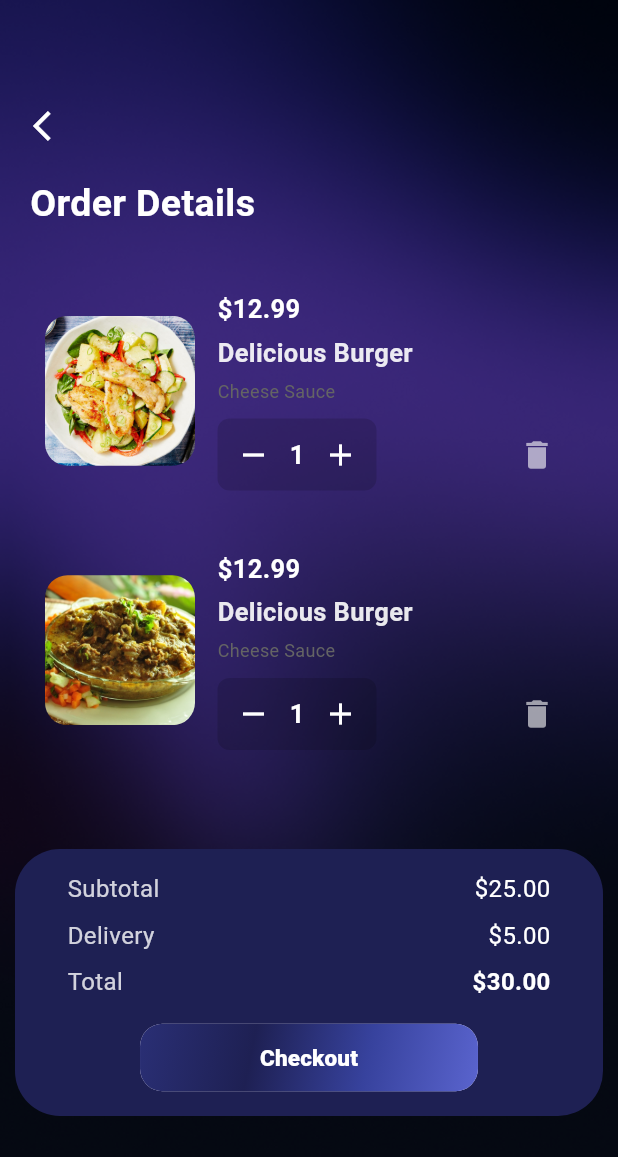
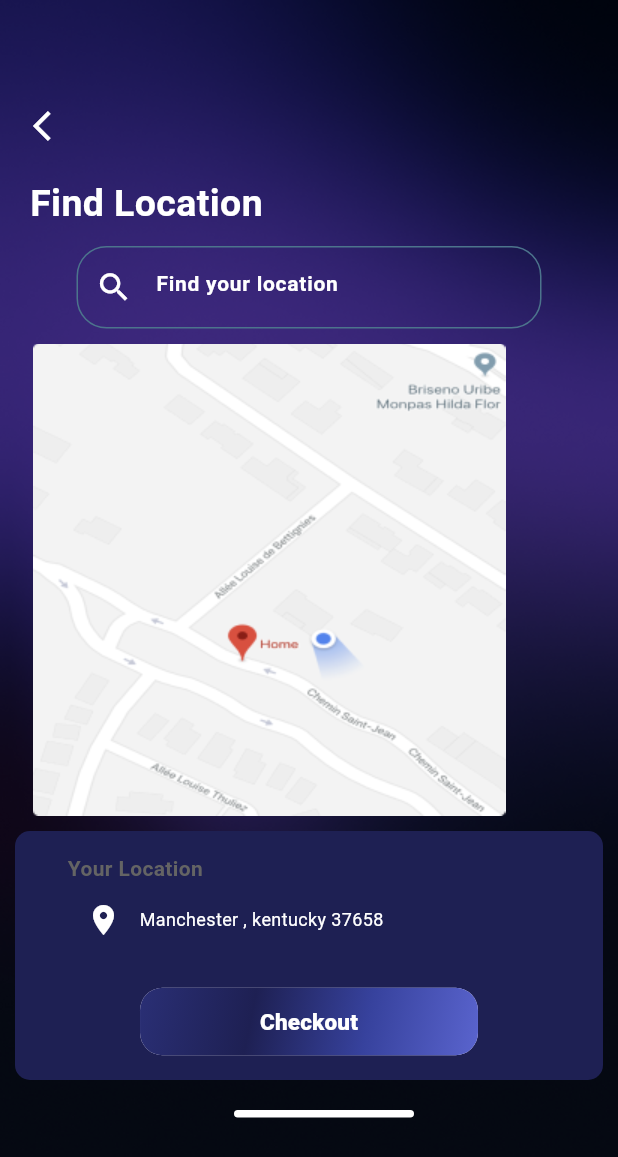
Before and after one commit to adeenazara2002/Flutter-final-hackathon, a Flutter app: the screen it shows after launch, on a phone screen of 412 x 824 dp. Shown: the top 1157 px of the screen. Run offline on Flutter 3.47's test engine with Material 3 defaults, Android fonts, the phone set to English and light mode, and no system bars; missing offline and left inert: dart:ffi.

Commit message:
Location Screen

```diff
--- /dev/null
+++ b/lib/Screens/Location/location.dart
@@ -0,0 +1,228 @@
+import 'dart:async';
+import 'dart:ffi';
+import 'dart:ui';
+import 'package:finalhackathonapplication/Screens/Home/DetailsContainer.dart';
+import 'package:finalhackathonapplication/Screens/Home/categoryContainer.dart';
+import 'package:finalhackathonapplication/Screens/Menu/menuScreen.dart';
+import 'package:finalhackathonapplication/Screens/Order/bottomNavigation.dart';
+import 'package:finalhackathonapplication/Screens/Order/orderDetails.dart';
+import 'package:finalhackathonapplication/Screens/Order/orderWidget.dart';
+import 'package:flutter/cupertino.dart';
+import 'package:flutter/material.dart';
+import 'package:flutter/widgets.dart';
+
+class LocationScreen extends StatelessWidget {
+  @override
+  Widget build(BuildContext context) {
+    return Scaffold(
+      body: Stack(
+        children: [
+          Container(
+            width: MediaQuery.of(context).size.width,
+            height: MediaQuery.of(context).size.height,
+            decoration: BoxDecoration(
+              image: DecorationImage(
+                image: AssetImage('assets/images/backgroundImage.png'),
+                fit: BoxFit.cover,
+              ),
+            ),
+            child: Column(
+              children: [
+                SizedBox(height: 60),
+                Row(
+                  children: [
+                    SizedBox(width: 10),
+                    IconButton(
+                      icon: Icon(Icons.arrow_back_ios, color: Colors.white),
+                      onPressed: () {
+                        Navigator.push(
+                          context,
+                          MaterialPageRoute(
+                              builder: (context) => OrderDetailsScreen()),
+                        );
+                      },
+                    ),
+                  ],
+                ),
+                SizedBox(height: 10),
+                Row(children: [
+                  SizedBox(
+                    width: 20,
+                  ),
+                  Text(
+                    'Find Location',
+                    style: TextStyle(
+                      fontSize: 25,
+                      fontWeight: FontWeight.w700,
+                      color: Colors.white,
+                    ),
+                  ),
+                ]),
+                Padding(
+                  padding: const EdgeInsets.only(top: 10),
+                  child: Container(
+                    height: 55,
+                    width: 310,
+                    decoration: BoxDecoration(
+                      borderRadius: BorderRadius.circular(20),
+                      border: Border.all(
+                        color: Color.fromRGBO(76, 116, 140, 1.0),
+                      ),
+                    ),
+                    child: TextField(
+                      // controller: _searchController,
+                      decoration: InputDecoration(
+                        prefixIcon: Icon(
+                          Icons.search,
+                          color: Color.fromRGBO(255, 255, 255, 1),
+                          size: 25,
+                        ),
+                        hintText: 'Find your location',
+                        hintStyle: TextStyle(
+                          color: Color.fromRGBO(255, 255, 255, 1),
+                          fontSize: 14,
+                          fontWeight: FontWeight.w600,
+                        ),
+                        border: InputBorder.none,
+                        contentPadding: EdgeInsets.symmetric(
+                          vertical: 20.0,
+                          horizontal: 20.0,
+                        ),
+                      ),
+                      style: TextStyle(
+                        color: Color.fromRGBO(255, 255, 255, 1),
+                      ),
+                    ),
+                  ),
+                ),
+                SizedBox(height: 10),
+                Row(
+                  children: [
+                    SizedBox(
+                      width: 22,
+                    ),
+                    Image.asset(
+                      'assets/images/Map.png',
+                    ),
+                  ],
+                ),
+                Container(
+                  padding: EdgeInsets.symmetric(vertical: 15, horizontal: 35),
+                  margin: EdgeInsets.all(10),
+                  decoration: BoxDecoration(
+                    color: Color.fromRGBO(30, 32, 83, 1.0),
+                    borderRadius: BorderRadius.only(
+                      topLeft: Radius.circular(10), // More rounded top corners
+                      topRight: Radius.circular(10),
+                      bottomLeft:
+                          Radius.circular(10), // Less rounded bottom corners
+                      bottomRight: Radius.circular(10),
+                    ),
+                  ),
+                  child: Column(
+                    mainAxisSize: MainAxisSize.min,
+                    children: [
+                      Row(
+                        children: [
+                  //
+                  Text(
+                    'Your Location',
+                    style: TextStyle(
+                      fontSize: 14,
+                      fontWeight: FontWeight.w600,
+                      color: Color.fromRGBO(100, 100, 100, 1),
+                    ),
+                  ),
+                        ],
+                      ),
+
+                      Row(
+                        children: [
+
+                    IconButton(
+                      icon: Icon(Icons.location_on, color: Colors.white),
+                      onPressed: () {
+
+                      },
+                    ),
+
+
+                  Text(
+                    'Manchester , kentucky 37658',
+                    style: TextStyle(
+                      fontSize: 12,
+                      fontWeight: FontWeight.w400,
+                      color: Color.fromRGBO(255, 255, 255, 1),
+                    ),
+                  ),
+                        ],
+                      ),
+                SizedBox(height: 20,),
+                      ElevatedButton(
+                        onPressed: () {
+                          Navigator.push(
+                            context,
+                            MaterialPageRoute(
+                                builder: (context) => LocationScreen()),
+                          );
+                        },
+                        style: ElevatedButton.styleFrom(
+                          elevation: 0,
+                          padding: EdgeInsets.zero,
+                          shape: RoundedRectangleBorder(
+                            borderRadius: BorderRadius.circular(15.0),
+                          ),
+                        ),
+                        child: Container(
+                          decoration: BoxDecoration(
+                            gradient: LinearGradient(
+                              colors: [
+                                Color.fromRGBO(42, 47, 117, 1.0),
+                                Color.fromRGBO(30, 32, 83, 1.0),
+                                Color.fromRGBO(55, 66, 157, 1.0),
+                                Color.fromRGBO(90, 100, 206, 1.0)
+                              ],
+                              begin: Alignment.topLeft,
+                              end: Alignment.bottomRight,
+                            ),
+                            borderRadius: BorderRadius.circular(15.0),
+                          ),
+                          padding: const EdgeInsets.symmetric(
+                              horizontal: 80.0, vertical: 12.0),
+                          child: Text(
+                            'Checkout',
+                            style: TextStyle(
+                              fontSize: 15.0,
+                              fontWeight: FontWeight.w800,
+                              color: Colors.white,
+                            ),
+                          ),
+                        ),
+                      ),
+                    ],
+                  ),
+                ),
+                SizedBox(height: 10,),
+                Align(
+                  alignment: Alignment.bottomCenter,
+                  child: Container(
+                    margin: const EdgeInsets.only(bottom: 10, left: 20),
+                    width: 120,
+                    height: 5,
+                    decoration: BoxDecoration(
+                      color: Color.fromRGBO(255, 255, 255, 1),
+                      borderRadius: BorderRadius.circular(20),
+                      border: Border.all(
+                        color: Color.fromRGBO(255, 255, 255, 1),
+                      ),
+                    ),
+                  ),
+                ),
+              ],
+            ),
+          ),
+        ],
+      ),
+    );
+  }
+}
--- a/lib/Screens/Order/bottomNavigation.dart
+++ b/lib/Screens/Order/bottomNavigation.dart
@@ -1,3 +1,4 @@
+import 'package:finalhackathonapplication/Screens/Location/location.dart';
 import 'package:flutter/material.dart';
 
 class BottomSummaryContainer extends StatelessWidget {
@@ -43,11 +44,11 @@ class BottomSummaryContainer extends StatelessWidget {
             SizedBox(height: 15),
              ElevatedButton(
                     onPressed: () {
-                      // Navigator.push(
-                      //   context,
-                      //   MaterialPageRoute(
-                      //       builder: (context) => OrderDetailsScreen()),
-                      // );
+                      Navigator.push(
+                        context,
+                        MaterialPageRoute(
+                            builder: (context) => LocationScreen()),
+                      );
                     },
                     style: ElevatedButton.styleFrom(
                       elevation: 0,
--- a/lib/Screens/Order/orderDetails.dart
+++ b/lib/Screens/Order/orderDetails.dart
@@ -39,7 +39,6 @@ class OrderDetailsScreen extends StatelessWidget {
                         );
                       },
                     ),
-
                   ],
                 ),
                 SizedBox(height: 10),
@@ -75,7 +74,9 @@ class OrderDetailsScreen extends StatelessWidget {
                     print("Item count: $count");
                   },
                 ),
-      SizedBox(height: 36,),
+                SizedBox(
+                  height: 36,
+                ),
                 BottomSummaryContainer(
                   subtotal: "\$25.00",
                   deliveryFee: "\$5.00",
--- a/lib/main.dart
+++ b/lib/main.dart
@@ -1,4 +1,5 @@
 import 'package:finalhackathonapplication/Screens/Home/homeScreen.dart';
+import 'package:finalhackathonapplication/Screens/Location/location.dart';
 import 'package:finalhackathonapplication/Screens/Menu/menuScreen.dart';
 import 'package:finalhackathonapplication/Screens/Order/orderDetails.dart';
 import 'package:finalhackathonapplication/Screens/Restaurant/restaurant.dart';
@@ -16,7 +17,7 @@ class MyApp extends StatelessWidget {
   Widget build(BuildContext context) {
     return MaterialApp(
       debugShowCheckedModeBanner: false,
-      home: OrderDetailsScreen(),
+      home: LocationScreen(),
     );
   }
 }
```
Also changed, not shown: assets/images/Map.png (added). Lines whose indentation alone changed are shown as unchanged.
